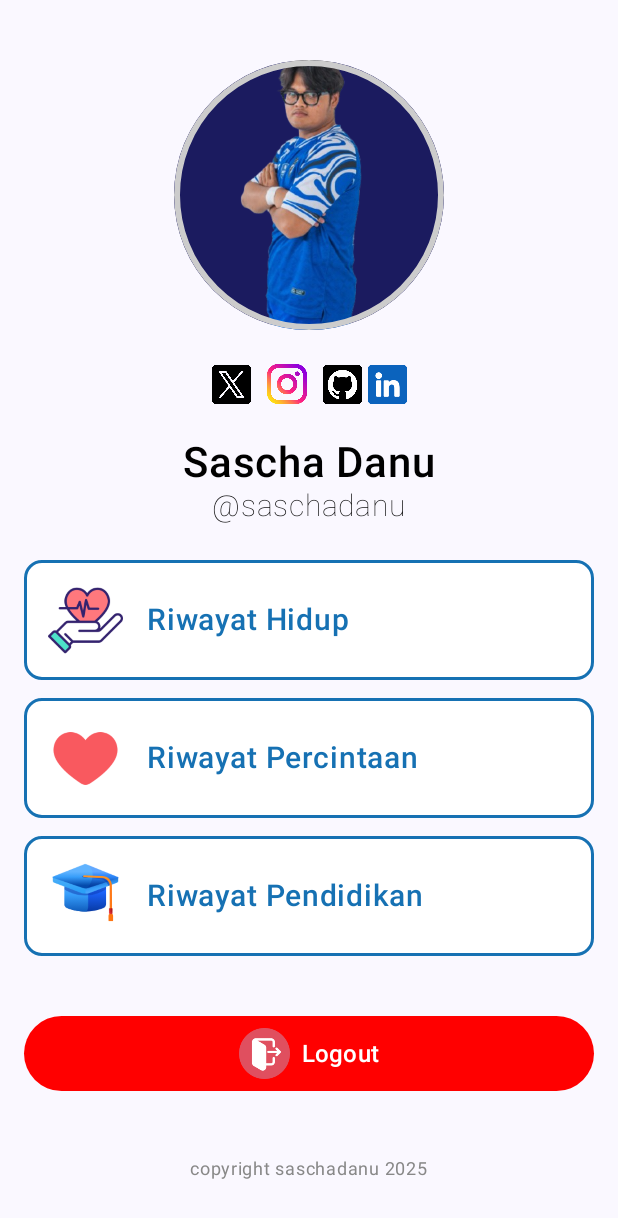
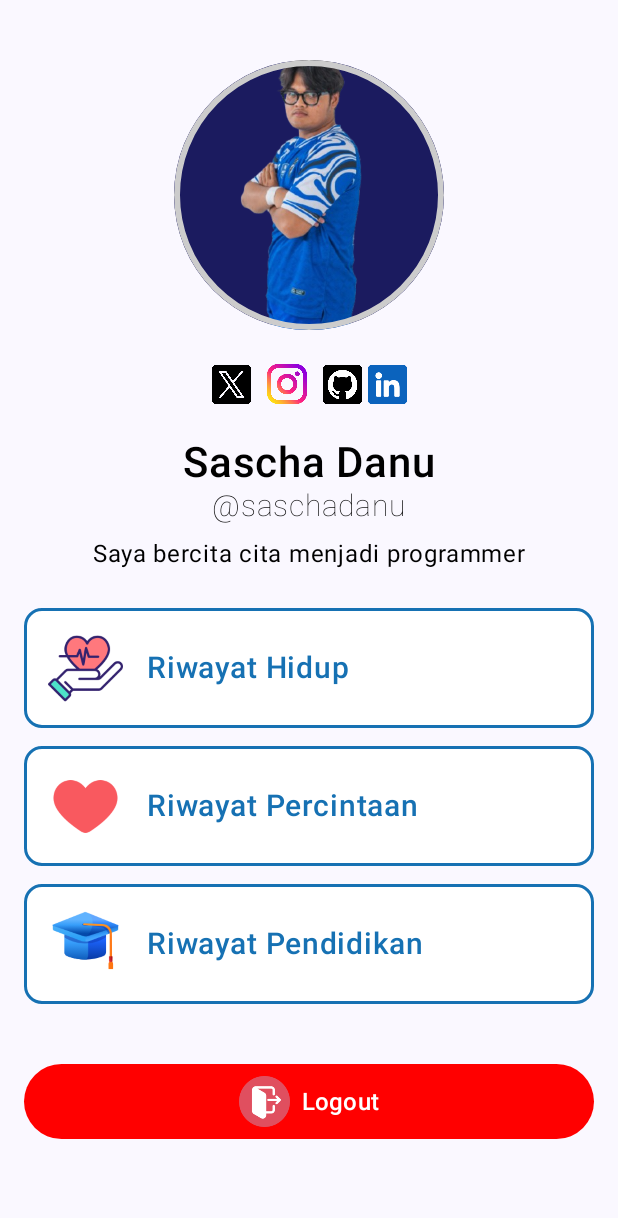
Before and after one commit to SASCHADDD/QuestAdvanceLayout_043, an Android app built with Jetpack Compose: the screen it shows after launch (MainActivity), on a phone screen of 412 x 824 dp. Shown: the top 1218 px of the screen. Run offline under Robolectric (Android 15) with nearby library versions, the phone set to English and light mode, and no system bars.

Commit message:
menambahi bio , lupaa dan sekarang selesai

```diff
--- a/app/src/main/java/com/example/pertemuan4/UIKedua.kt
+++ b/app/src/main/java/com/example/pertemuan4/UIKedua.kt
@@ -90,8 +90,13 @@ fun Profile(modifier: Modifier = Modifier) {
             fontSize = 20.sp,
             color = Color.Black
         )
+        Spacer(modifier = Modifier.height(8.dp))
+        Text(
+            stringResource(R.string.role)
+            , fontSize = 16.sp,
+            color = Color.Black
+        )
         Spacer(modifier = Modifier.height(24.dp))
-
         Column(
             modifier = Modifier
                 .fillMaxWidth(),
@@ -127,7 +132,9 @@ fun Profile(modifier: Modifier = Modifier) {
                     contentDescription = "Logout Icon"
                 )
                 Spacer(modifier = Modifier.width(8.dp))
-                Text(text = "Logout", fontSize = 16.sp)
+                Text(
+                    stringResource(R.string.keluar),
+                            fontSize = 16.sp)
             }
 
             Spacer(modifier = Modifier.height(16.dp))
--- a/app/src/main/res/values/strings.xml
+++ b/app/src/main/res/values/strings.xml
@@ -11,4 +11,7 @@
     <string name="menu1">Riwayat Hidup</string>
     <string name="menu2">Riwayat Percintaan</string>
     <string name="menu3">Riwayat Pendidikan</string>
+    <string name="keluar">Logout</string>
+
+
 </resources>
```
